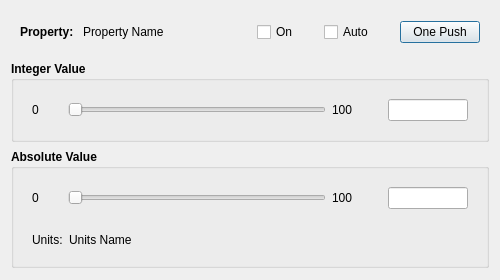
Before: the Qt Designer form src/gui/property_dialog.ui in janelia-idf/bias, drawn with Qt 5.
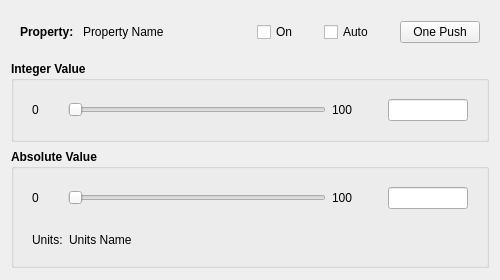
After: the same form once the commit is applied.

Commit message: Fixed some bug in the camera property dialog. Worked on logging settings dialog.

```diff
--- a/src/gui/property_dialog.ui
+++ b/src/gui/property_dialog.ui
@@ -149,6 +149,9 @@
         <property name="text">
          <string>One Push</string>
         </property>
+        <property name="autoDefault">
+         <bool>false</bool>
+        </property>
        </widget>
       </item>
      </layout>
```
The commit also changes 3 other files.
